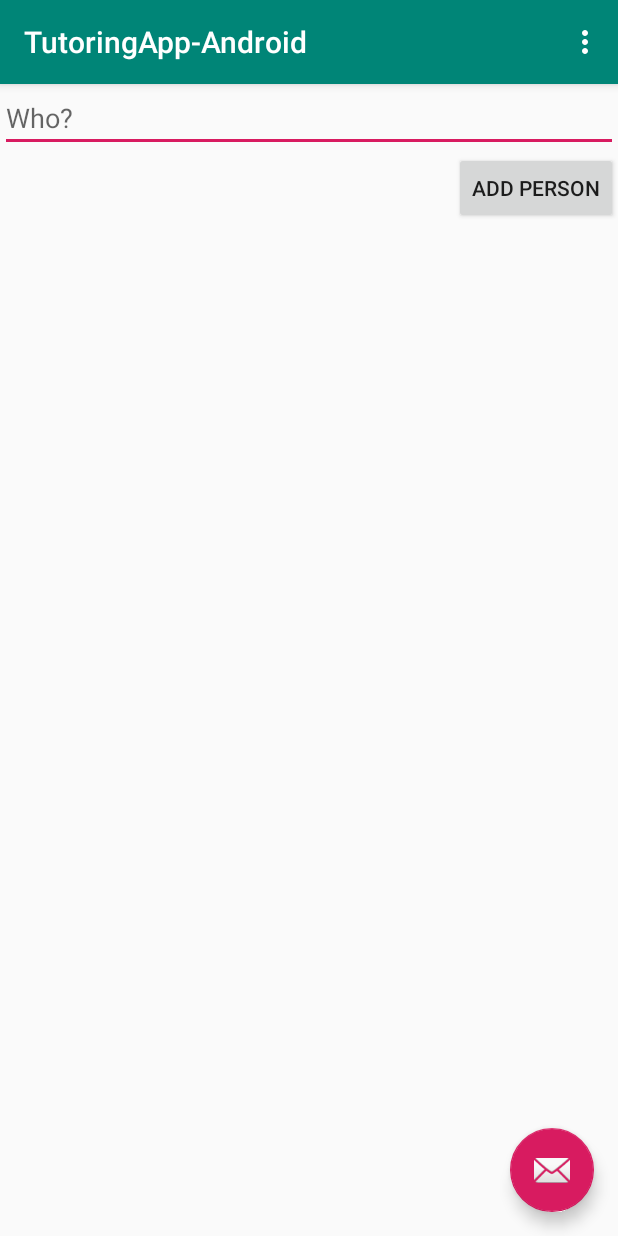
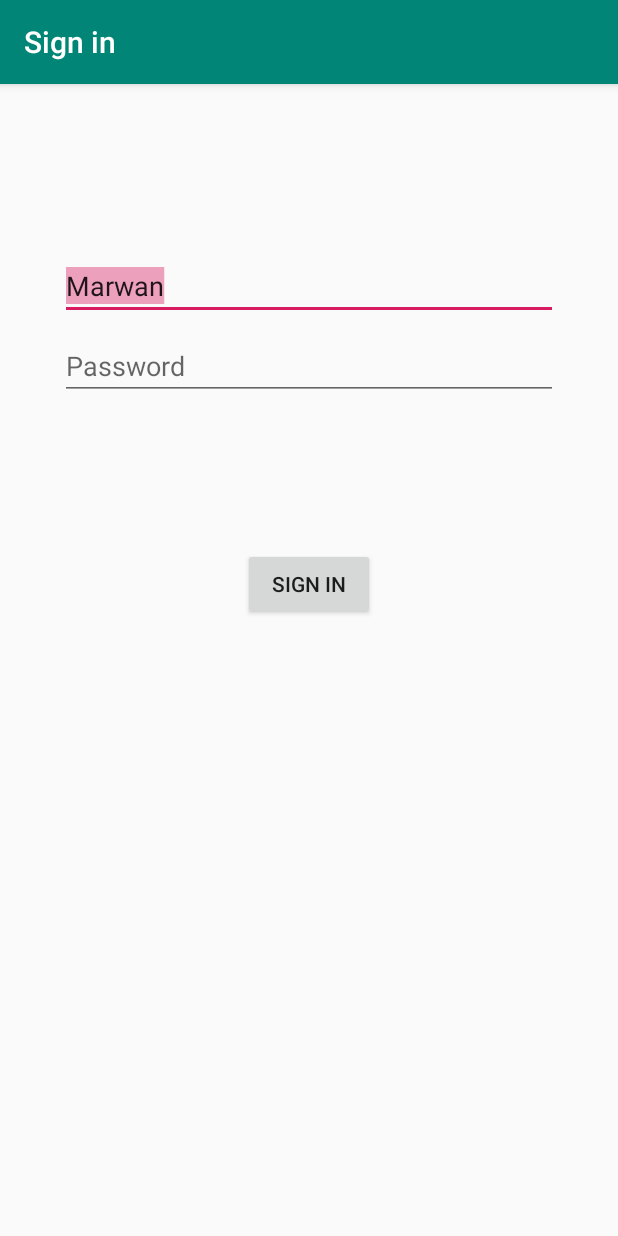
Before and after one commit to tcoza/project-group-6-copy, an Android app: the screen it shows after launch (MainActivity before the commit, Login after it), on a phone screen of 412 x 824 dp. Run offline under Robolectric (Android 15) with nearby library versions, the phone set to English and light mode, and no system bars.

Commit message:
Did Sign In page

```diff
--- a/TutoringApp-Android/app/build.gradle
+++ b/TutoringApp-Android/app/build.gradle
@@ -27,6 +27,8 @@ dependencies {
     implementation 'androidx.appcompat:appcompat:1.0.2'
     implementation 'androidx.constraintlayout:constraintlayout:1.1.3'
     implementation 'com.google.android.material:material:1.0.0'
+    implementation 'androidx.annotation:annotation:1.0.2'
+    implementation 'androidx.lifecycle:lifecycle-extensions:2.0.0'
     testImplementation 'junit:junit:4.12'
     androidTestImplementation 'androidx.test.ext:junit:1.1.0'
     androidTestImplementation 'androidx.test.espresso:espresso-core:3.1.1'
--- /dev/null
+++ b/TutoringApp-Android/app/src/main/java/ca/mcgill/ecse321/tutoringapp/Login.java
@@ -0,0 +1,26 @@
+package ca.mcgill.ecse321.tutoringapp;
+
+import androidx.appcompat.app.AppCompatActivity;
+
+import android.content.Intent;
+import android.os.Bundle;
+import android.view.View;
+import android.widget.EditText;
+
+public class Login extends AppCompatActivity
+{
+    public static String USERNAME = "ca.mcgill.ecse321.tutoringapp.USERNAME";
+
+    @Override
+    protected void onCreate(Bundle savedInstanceState) {
+        super.onCreate(savedInstanceState);
+        setContentView(R.layout.activity_login);
+    }
+
+    public void signIn(View view)
+    {
+        Intent intent = new Intent(this, MainActivity.class);
+        intent.putExtra(USERNAME, ((EditText)findViewById(R.id.username)).getText().toString());
+        startActivity(intent);
+    }
+}
--- /dev/null
+++ b/TutoringApp-Android/app/src/main/res/layout/activity_login.xml
@@ -0,0 +1,74 @@
+<?xml version="1.0" encoding="utf-8"?>
+<androidx.constraintlayout.widget.ConstraintLayout xmlns:android="http://schemas.android.com/apk/res/android"
+    xmlns:app="http://schemas.android.com/apk/res-auto"
+    xmlns:tools="http://schemas.android.com/tools"
+    android:layout_width="match_parent"
+    android:layout_height="match_parent"
+    tools:context=".Login">
+
+    <androidx.constraintlayout.widget.ConstraintLayout
+        android:id="@+id/container"
+        android:layout_width="match_parent"
+        android:layout_height="match_parent"
+        android:paddingLeft="@dimen/activity_horizontal_margin"
+        android:paddingTop="@dimen/activity_vertical_margin"
+        android:paddingRight="@dimen/activity_horizontal_margin"
+        android:paddingBottom="@dimen/activity_vertical_margin"
+        tools:context=".ui.login.LoginActivity">
+
+        <EditText
+            android:id="@+id/username"
+            android:layout_width="0dp"
+            android:layout_height="wrap_content"
+            android:layout_marginStart="24dp"
+            android:layout_marginTop="96dp"
+            android:layout_marginEnd="24dp"
+
+            android:autofillHints=""
+            android:hint="@string/prompt_username"
+            android:inputType="textEmailAddress"
+            android:selectAllOnFocus="true"
+            android:text="Marwan"
+            app:layout_constraintEnd_toEndOf="parent"
+            app:layout_constraintHorizontal_bias="0.875"
+            app:layout_constraintStart_toStartOf="parent"
+            app:layout_constraintTop_toTopOf="parent" />
+
+        <EditText
+            android:id="@+id/password"
+            android:layout_width="0dp"
+            android:layout_height="wrap_content"
+            android:layout_marginStart="24dp"
+            android:layout_marginTop="8dp"
+            android:layout_marginEnd="24dp"
+
+            android:hint="@string/prompt_password"
+            android:imeActionLabel="@string/action_sign_in_short"
+            android:imeOptions="actionDone"
+            android:inputType="textPassword"
+            android:selectAllOnFocus="true"
+            app:layout_constraintEnd_toEndOf="parent"
+            app:layout_constraintStart_toStartOf="parent"
+            app:layout_constraintTop_toBottomOf="@+id/username" />
+
+        <Button
+            android:id="@+id/login"
+            android:layout_width="wrap_content"
+            android:layout_height="wrap_content"
+            android:layout_gravity="start"
+            android:layout_marginStart="48dp"
+            android:layout_marginTop="16dp"
+            android:layout_marginEnd="48dp"
+            android:layout_marginBottom="64dp"
+            android:enabled="true"
+            android:onClick="signIn"
+            android:text="@string/action_sign_in_short"
+            app:layout_constraintBottom_toBottomOf="parent"
+            app:layout_constraintEnd_toEndOf="parent"
+            app:layout_constraintStart_toStartOf="parent"
+            app:layout_constraintTop_toBottomOf="@+id/password"
+            app:layout_constraintVertical_bias="0.2" />
+
+    </androidx.constraintlayout.widget.ConstraintLayout>
+
+</androidx.constraintlayout.widget.ConstraintLayout>
--- a/TutoringApp-Android/app/src/main/res/values/dimens.xml
+++ b/TutoringApp-Android/app/src/main/res/values/dimens.xml
@@ -1,3 +1,6 @@
 <resources>
     <dimen name="fab_margin">16dp</dimen>
+    <!-- Default screen margins, per the Android Design guidelines. -->
+    <dimen name="activity_horizontal_margin">16dp</dimen>
+    <dimen name="activity_vertical_margin">16dp</dimen>
 </resources>
--- a/TutoringApp-Android/app/src/main/res/values/strings.xml
+++ b/TutoringApp-Android/app/src/main/res/values/strings.xml
@@ -3,4 +3,8 @@
     <string name="newperson_button">Add Person</string>
     <string name="app_name">"TutoringApp-Android"</string>
     <string name="action_settings">"Something here"</string>
+    <string name="title_activity_login">Sign in</string>
+    <string name="prompt_username">Username</string>
+    <string name="prompt_password">Password</string>
+    <string name="action_sign_in_short">Sign in</string>
 </resources>
```
Also changed, not shown: TutoringApp-Android/app/src/main/AndroidManifest.xml (+8 -5 lines), TutoringApp-Android/app/src/main/java/ca/mcgill/ecse321/tutoringapp/data/LoginDataSource.java (added, +29 -0 lines), TutoringApp-Android/app/src/main/java/ca/mcgill/ecse321/tutoringapp/data/LoginRepository.java (added, +54 -0 lines), TutoringApp-Android/app/src/main/java/ca/mcgill/ecse321/tutoringapp/data/Result.java (added, +48 -0 lines), TutoringApp-Android/app/src/main/java/ca/mcgill/ecse321/tutoringapp/data/model/LoggedInUser.java (added, +23 -0 lines).
